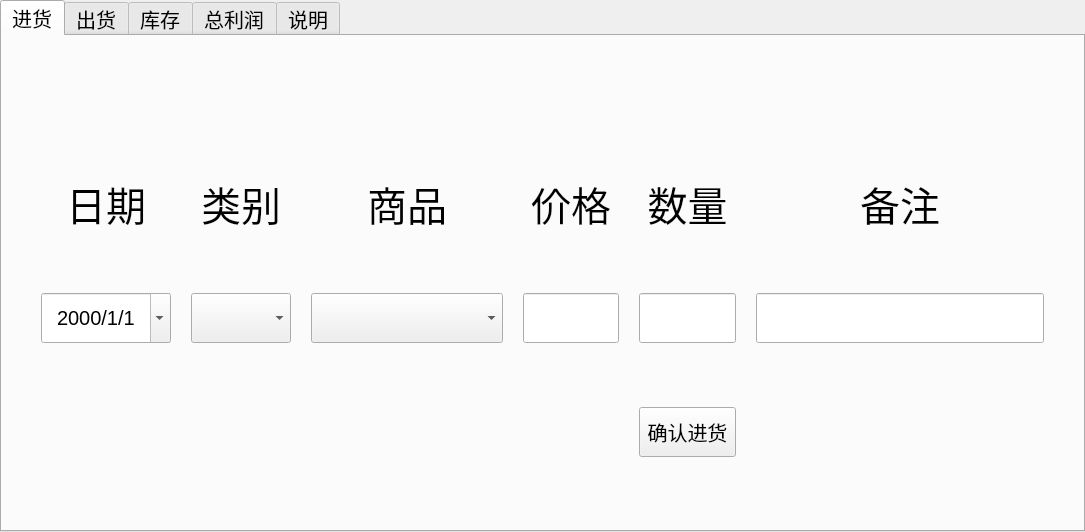
Old version of the form mainwidget.ui in the repository XHApplet/GoodsManage.
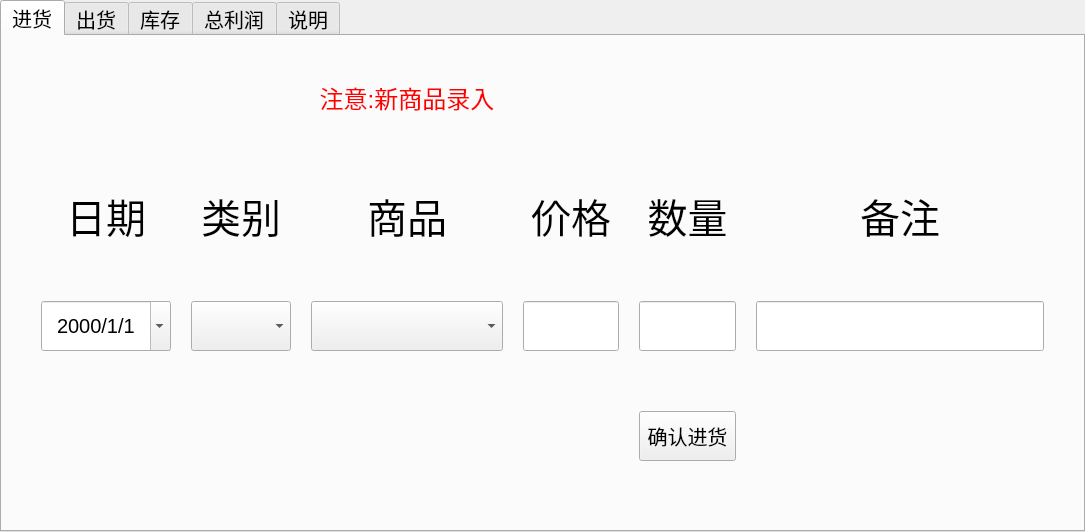
New version of the form. Custom widgets are drawn as their Qt base class.

Diff of the .ui file:
```diff
--- a/mainwidget.ui
+++ b/mainwidget.ui
@@ -316,6 +316,24 @@
         </property>
        </widget>
       </item>
+      <item row="0" column="2">
+       <widget class="QLabel" name="InputTiplabel">
+        <property name="font">
+         <font>
+          <pointsize>18</pointsize>
+         </font>
+        </property>
+        <property name="styleSheet">
+         <string notr="true">color:rgb(255, 0, 0)</string>
+        </property>
+        <property name="text">
+         <string>注意:新商品录入</string>
+        </property>
+        <property name="alignment">
+         <set>Qt::AlignCenter</set>
+        </property>
+       </widget>
+      </item>
      </layout>
     </item>
    </layout>
```
